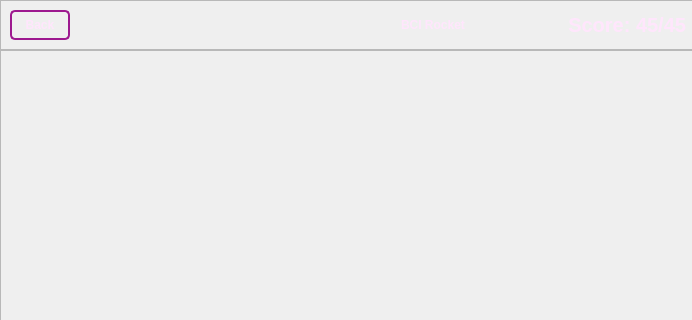
Before: the Qt Designer form main.ui in nivanov94/bci_rocket, drawn with Qt 5; both pictures show x 0 to 692 and y 0 to 320 of the 867 by 600 pixel window.
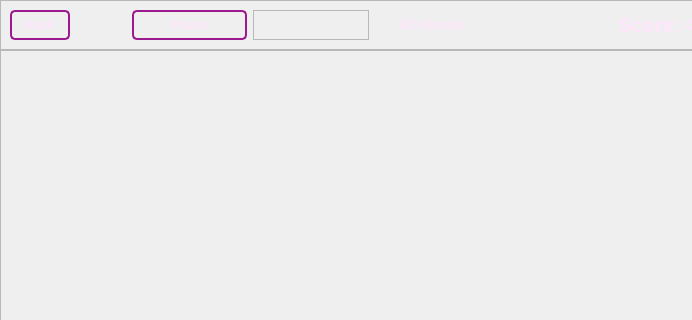
After: the same form once the commit is applied. The open tabs and pages were chosen to show the change. Icons and pictures are not drawn.

Commit message: rocket takes off at end of trial in offline mode, added pause at end of trial functionality, fixed mental math, wait for LSL marker

Diff of the .ui file:
```diff
--- a/main.ui
+++ b/main.ui
@@ -655,7 +655,47 @@
              </property>
             </widget>
            </item>
-           <item alignment="Qt::AlignLeft">
+           <item>
+            <widget class="QPushButton" name="btn_pause">
+             <property name="minimumSize">
+              <size>
+               <width>60</width>
+               <height>30</height>
+              </size>
+             </property>
+             <property name="styleSheet">
+              <string notr="true">font: 15pt &quot;Segoe UI&quot;;
+font-weight: 500;</string>
+             </property>
+             <property name="text">
+              <string>Pause</string>
+             </property>
+            </widget>
+           </item>
+           <item>
+            <widget class="QFrame" name="top_frame_spacer">
+             <property name="frameShape">
+              <enum>QFrame::StyledPanel</enum>
+             </property>
+             <property name="frameShadow">
+              <enum>QFrame::Raised</enum>
+             </property>
+            </widget>
+           </item>
+           <item alignment="Qt::AlignHCenter">
+            <widget class="QLabel" name="game_title_label">
+             <property name="styleSheet">
+              <string notr="true">color: rgb(255,230,252);</string>
+             </property>
+             <property name="text">
+              <string>BCI Rocket</string>
+             </property>
+             <property name="alignment">
+              <set>Qt::AlignCenter</set>
+             </property>
+            </widget>
+           </item>
+           <item>
             <widget class="QLabel" name="lsl_stream_label">
              <property name="font">
               <font>
@@ -678,19 +718,6 @@
              </property>
             </widget>
            </item>
-           <item alignment="Qt::AlignHCenter">
-            <widget class="QLabel" name="game_title_label">
-             <property name="styleSheet">
-              <string notr="true">color: rgb(255,230,252);</string>
-             </property>
-             <property name="text">
-              <string>BCI Rocket</string>
-             </property>
-             <property name="alignment">
-              <set>Qt::AlignCenter</set>
-             </property>
-            </widget>
-           </item>
            <item>
             <widget class="QLabel" name="score_label">
              <property name="styleSheet">
```
The commit also changes 4 other files.
